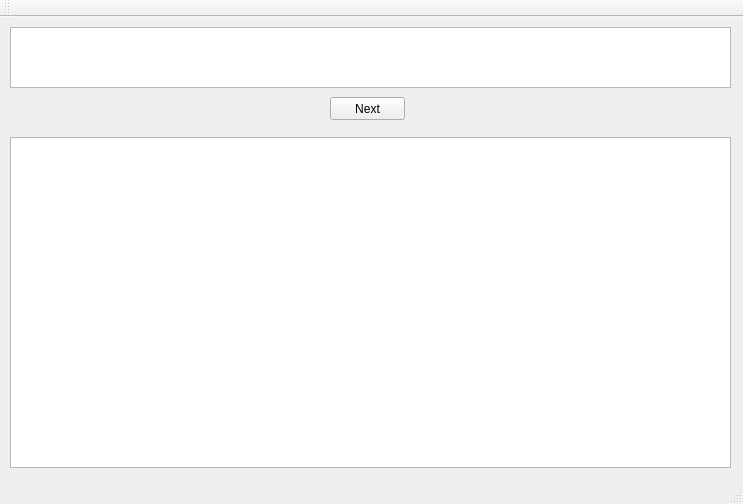
The window that exerciserandomiser.ui (DarkHorse84/ExerciseRandomiser) describes before a commit, drawn with Qt 5.
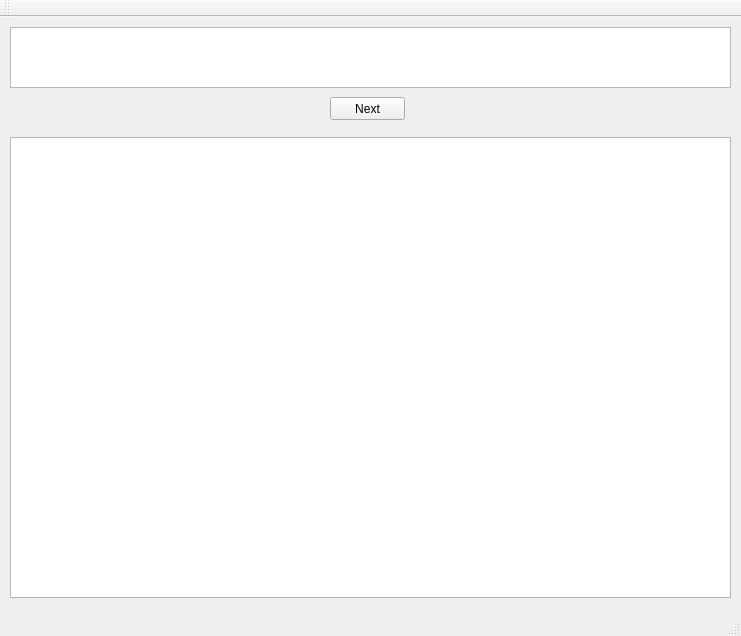
The same window after the commit.

Commit message: added Upright Dunbell Rows

The edit to the form file:
```diff
--- a/exerciserandomiser.ui
+++ b/exerciserandomiser.ui
@@ -6,8 +6,8 @@
    <rect>
     <x>0</x>
     <y>0</y>
-    <width>743</width>
-    <height>504</height>
+    <width>741</width>
+    <height>636</height>
    </rect>
   </property>
   <property name="windowTitle">
@@ -43,7 +43,7 @@
       <x>10</x>
       <y>120</y>
       <width>721</width>
-      <height>331</height>
+      <height>461</height>
      </rect>
     </property>
    </widget>
```
Left out of the diff: 2 changed lines with no effect on the pictures. The commit also changes 1 other file.
